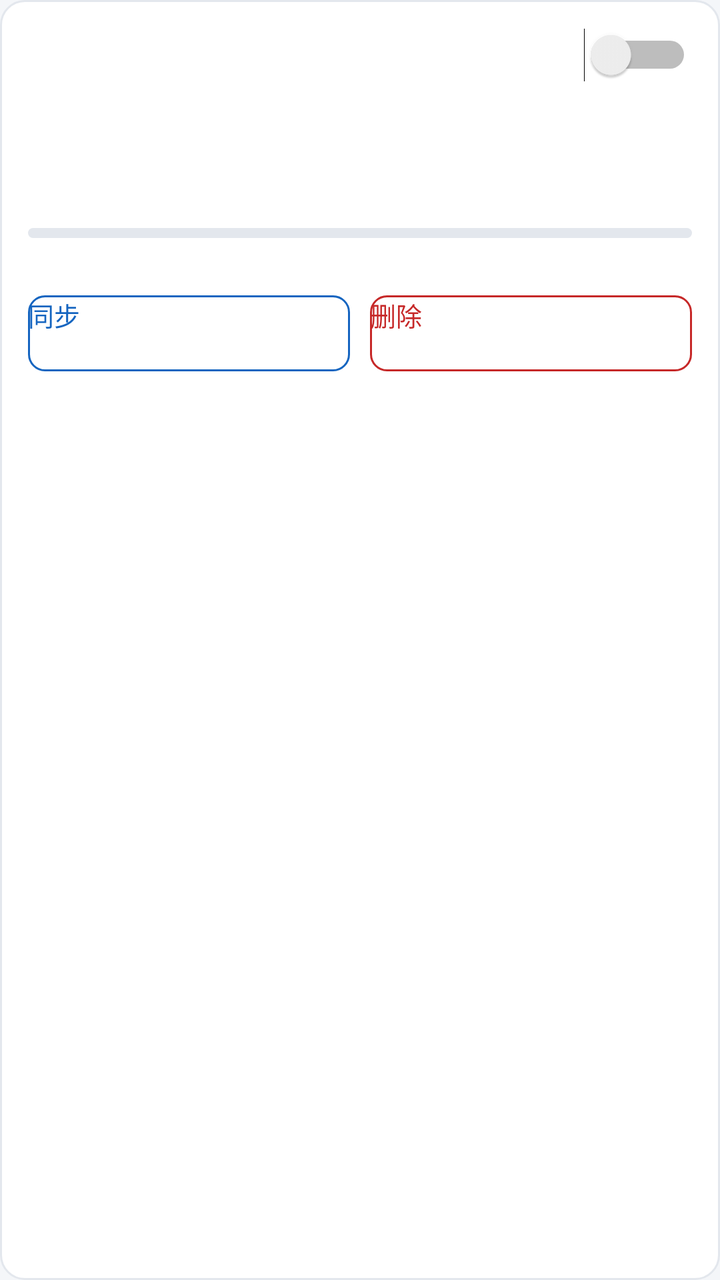
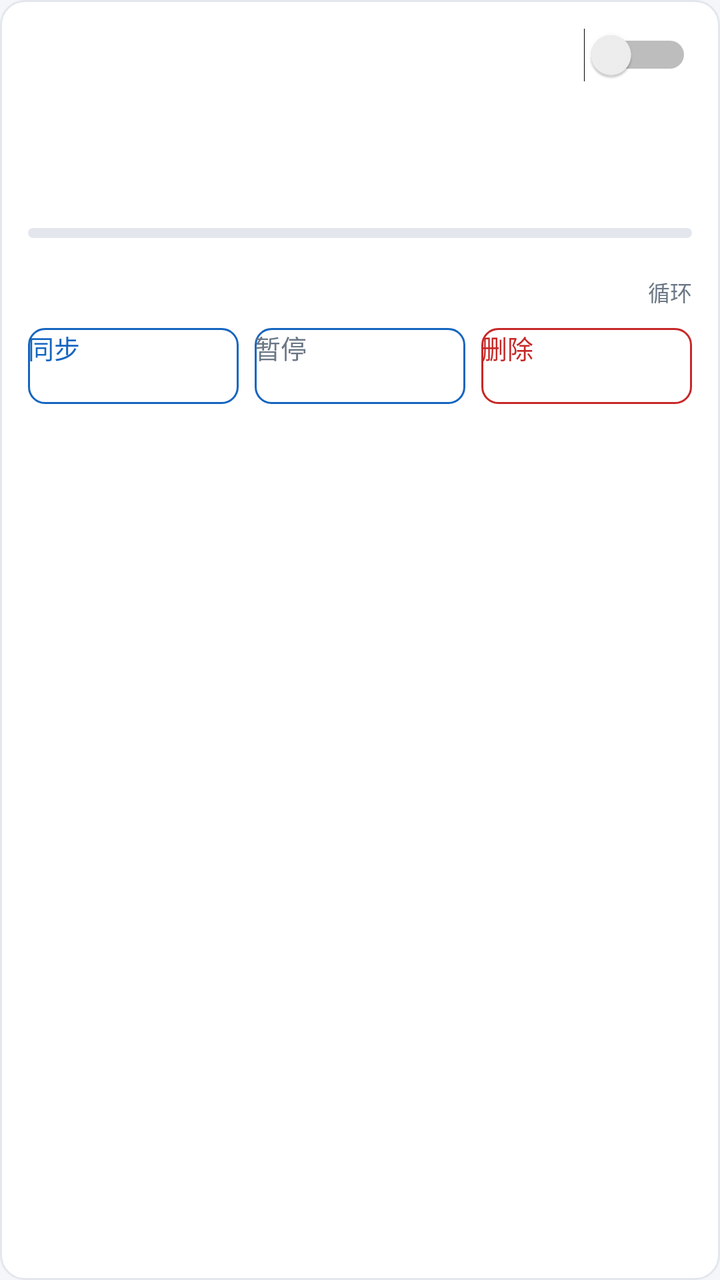

Screens rendered from an Android XML layout before and after an edit, with the pre-edit source and the edit as a unified diff.
<!-- AndroidManifest.xml: application theme AppTheme -->
<!-- res/layout/item_task.xml -->
<?xml version="1.0" encoding="utf-8"?>
<LinearLayout xmlns:android="http://schemas.android.com/apk/res/android"
    android:layout_width="match_parent"
    android:layout_height="wrap_content"
    android:background="@drawable/bg_card"
    android:orientation="vertical"
    android:descendantFocusability="blocksDescendants"
    android:padding="14dp">

    <LinearLayout
        android:layout_width="match_parent"
        android:layout_height="wrap_content"
        android:orientation="horizontal"
        android:gravity="center_vertical">

        <TextView
            android:id="@+id/tvName"
            android:layout_width="0dp"
            android:layout_height="wrap_content"
            android:layout_weight="1"
            android:textColor="@color/text_primary"
            android:textSize="15sp"
            android:textStyle="bold"
            android:singleLine="true"
            android:ellipsize="end" />

        <Switch
            android:id="@+id/swEnabled"
            android:layout_width="wrap_content"
            android:layout_height="wrap_content"
            android:layout_marginLeft="8dp" />
    </LinearLayout>

    <TextView
        android:id="@+id/tvLocal"
        android:layout_width="match_parent"
        android:layout_height="wrap_content"
        android:layout_marginTop="8dp"
        android:singleLine="true"
        android:ellipsize="middle"
        android:textColor="@color/text_secondary"
        android:textSize="12sp" />

    <TextView
        android:id="@+id/tvRemote"
        android:layout_width="match_parent"
        android:layout_height="wrap_content"
        android:layout_marginTop="2dp"
        android:singleLine="true"
        android:ellipsize="middle"
        android:textColor="@color/text_secondary"
        android:textSize="12sp" />

    <TextView
        android:id="@+id/tvStatus"
        android:layout_width="match_parent"
        android:layout_height="wrap_content"
        android:layout_marginTop="8dp"
        android:textColor="@color/primary"
        android:textSize="12sp" />

    <ProgressBar
        android:id="@+id/pbTask"
        style="?android:attr/progressBarStyleHorizontal"
        android:layout_width="match_parent"
        android:layout_height="5dp"
        android:layout_marginTop="6dp"
        android:max="100"
        android:progressDrawable="@drawable/progress_horizontal" />

    <TextView
        android:id="@+id/tvTime"
        android:layout_width="match_parent"
        android:layout_height="wrap_content"
        android:layout_marginTop="4dp"
        android:textColor="@color/text_hint"
        android:textSize="11sp" />

    <LinearLayout
        android:layout_width="match_parent"
        android:layout_height="wrap_content"
        android:layout_marginTop="10dp"
        android:orientation="horizontal">

        <Button
            android:id="@+id/btnSyncOne"
            android:layout_width="0dp"
            android:layout_height="wrap_content"
            android:layout_weight="1"
            android:background="@drawable/btn_outline"
            android:focusable="false"
            android:focusableInTouchMode="false"
            android:minHeight="38dp"
            android:text="@string/btn_sync"
            android:textColor="@color/primary"
            android:textSize="13sp" />

        <Button
            android:id="@+id/btnDelete"
            android:layout_width="0dp"
            android:layout_height="wrap_content"
            android:layout_marginLeft="10dp"
            android:layout_weight="1"
            android:background="@drawable/btn_danger"
            android:focusable="false"
            android:focusableInTouchMode="false"
            android:minHeight="38dp"
            android:text="@string/btn_delete"
            android:textColor="@color/error"
            android:textSize="13sp" />
    </LinearLayout>
</LinearLayout>
<!-- resources referenced by this layout -->
<resources>
  <color name="error">#C62828</color>
  <color name="primary">#1565C0</color>
  <color name="text_hint">#9AA5B1</color>
  <color name="text_primary">#1F2933</color>
  <color name="text_secondary">#6B7785</color>
  <!-- drawable bg_card (drawable) -->
  <?xml version="1.0" encoding="utf-8"?>
  <shape xmlns:android="http://schemas.android.com/apk/res/android" android:shape="rectangle">
      <solid android:color="@color/card" />
      <corners android:radius="12dp" />
      <stroke android:width="1dp" android:color="@color/divider" />
  </shape>
  <!-- drawable btn_danger (drawable) -->
  <?xml version="1.0" encoding="utf-8"?>
  <selector xmlns:android="http://schemas.android.com/apk/res/android">
      <item android:state_pressed="true">
          <shape android:shape="rectangle">
              <solid android:color="#FDECEA" />
              <corners android:radius="8dp" />
              <stroke android:width="1dp" android:color="@color/error" />
          </shape>
      </item>
      <item>
          <shape android:shape="rectangle">
              <solid android:color="@color/card" />
              <corners android:radius="8dp" />
              <stroke android:width="1dp" android:color="@color/error" />
          </shape>
      </item>
  </selector>
  <!-- drawable btn_outline (drawable) -->
  <?xml version="1.0" encoding="utf-8"?>
  <selector xmlns:android="http://schemas.android.com/apk/res/android">
      <item android:state_pressed="true">
          <shape android:shape="rectangle">
              <solid android:color="@color/primary_light" />
              <corners android:radius="8dp" />
              <stroke android:width="1dp" android:color="@color/primary" />
          </shape>
      </item>
      <item>
          <shape android:shape="rectangle">
              <solid android:color="@color/card" />
              <corners android:radius="8dp" />
              <stroke android:width="1dp" android:color="@color/primary" />
          </shape>
      </item>
  </selector>
  <!-- drawable progress_horizontal (drawable) -->
  <?xml version="1.0" encoding="utf-8"?>
  <layer-list xmlns:android="http://schemas.android.com/apk/res/android">
      <item android:id="@android:id/background">
          <shape android:shape="rectangle">
              <solid android:color="@color/divider" />
              <corners android:radius="4dp" />
          </shape>
      </item>
      <item android:id="@android:id/progress">
          <clip android:clipOrientation="horizontal" android:gravity="left">
              <shape android:shape="rectangle">
                  <solid android:color="@color/primary" />
                  <corners android:radius="4dp" />
              </shape>
          </clip>
      </item>
  </layer-list>
  <string name="btn_delete">删除</string>
  <string name="btn_sync">同步</string>
  <style name="AppTheme" parent="android:Theme.Material.Light.NoActionBar">
          <item name="android:windowBackground">@color/bg</item>
          <item name="android:colorPrimary">@color/primary</item>
          <item name="android:colorPrimaryDark">@color/primary_dark</item>
          <item name="android:colorAccent">@color/primary</item>
          <item name="android:textColorPrimary">@color/text_primary</item>
          <item name="android:textColorSecondary">@color/text_secondary</item>
          <item name="android:windowContentOverlay">@null</item>
      </style>
  <color name="card">#FFFFFF</color>
  <color name="divider">#E3E7ED</color>
  <color name="primary_light">#E3F2FD</color>
  <color name="bg">#F4F6F9</color>
  <color name="primary_dark">#0D47A1</color>
</resources>

<!-- the commit's change to res/layout/item_task.xml (unified diff, before → after) -->
@@ -69,12 +69,38 @@
         android:progressDrawable="@drawable/progress_horizontal" />
 
     <TextView
-        android:id="@+id/tvTime"
+        android:id="@+id/tvNext"
         android:layout_width="match_parent"
         android:layout_height="wrap_content"
-        android:layout_marginTop="4dp"
+        android:layout_marginTop="2dp"
         android:textColor="@color/text_hint"
         android:textSize="11sp" />
+
+    <LinearLayout
+        android:layout_width="match_parent"
+        android:layout_height="wrap_content"
+        android:layout_marginTop="2dp"
+        android:gravity="center_vertical"
+        android:orientation="horizontal">
+
+        <TextView
+            android:id="@+id/tvTime"
+            android:layout_width="0dp"
+            android:layout_height="wrap_content"
+            android:layout_weight="1"
+            android:textColor="@color/text_hint"
+            android:textSize="11sp" />
+
+        <CheckBox
+            android:id="@+id/cbRepeat"
+            android:layout_width="wrap_content"
+            android:layout_height="wrap_content"
+            android:layout_marginLeft="8dp"
+            android:focusable="false"
+            android:text="@string/cb_repeat"
+            android:textColor="@color/text_secondary"
+            android:textSize="11sp" />
+    </LinearLayout>
 
     <LinearLayout
         android:layout_width="match_parent"
@@ -96,10 +122,24 @@
             android:textSize="13sp" />
 
         <Button
+            android:id="@+id/btnPause"
+            android:layout_width="0dp"
+            android:layout_height="wrap_content"
+            android:layout_marginLeft="8dp"
+            android:layout_weight="1"
+            android:background="@drawable/btn_outline"
+            android:focusable="false"
+            android:focusableInTouchMode="false"
+            android:minHeight="38dp"
+            android:text="@string/btn_pause"
+            android:textColor="@color/text_secondary"
+            android:textSize="13sp" />
+
+        <Button
             android:id="@+id/btnDelete"
             android:layout_width="0dp"
             android:layout_height="wrap_content"
-            android:layout_marginLeft="10dp"
+            android:layout_marginLeft="8dp"
             android:layout_weight="1"
             android:background="@drawable/btn_danger"
             android:focusable="false"
<!-- resource entries referenced after the edit -->
@@ -67,7 +67,9 @@
       </item>
   </layer-list>
   <string name="btn_delete">删除</string>
+  <string name="btn_pause">暂停</string>
   <string name="btn_sync">同步</string>
+  <string name="cb_repeat">循环</string>
   <style name="AppTheme" parent="android:Theme.Material.Light.NoActionBar">
           <item name="android:windowBackground">@color/bg</item>
           <item name="android:colorPrimary">@color/primary</item>
